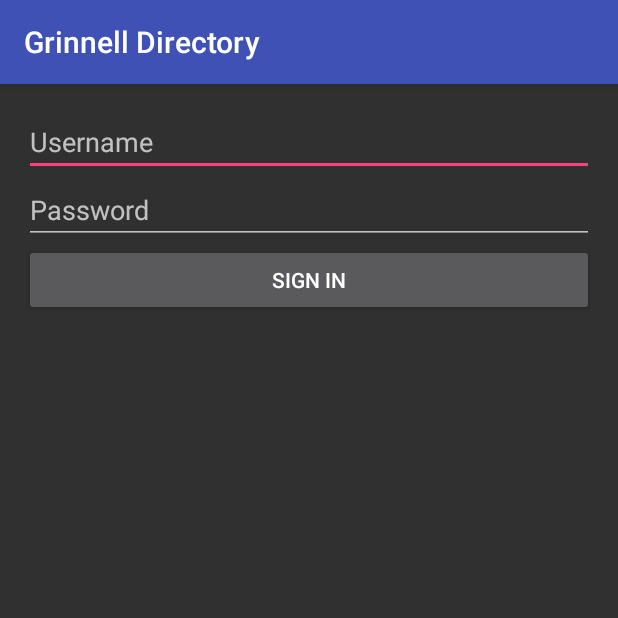
After one commit to GrinnellAppDev/DB-Android, an Android app: the LoginActivity screen opened directly, with no data from a screen before it, on a phone screen of 412 x 824 dp, the top half of it. The commit adds this screen. Run offline under Robolectric (Android 15) with nearby library versions, the phone set to English and light mode, and no system bars.

Commit message:
create login activity

```diff
--- a/app/src/main/AndroidManifest.xml
+++ b/app/src/main/AndroidManifest.xml
@@ -15,6 +15,7 @@
                 <category android:name="android.intent.category.LAUNCHER" />
             </intent-filter>
         </activity>
+        <activity android:name=".LoginActivity"></activity>
     </application>
 
 </manifest>
--- /dev/null
+++ b/app/src/main/java/edu/grinnell/appdev/grinnelldirectory/LoginActivity.java
@@ -0,0 +1,13 @@
+package edu.grinnell.appdev.grinnelldirectory;
+
+import android.support.v7.app.AppCompatActivity;
+import android.os.Bundle;
+
+public class LoginActivity extends AppCompatActivity {
+
+    @Override
+    protected void onCreate(Bundle savedInstanceState) {
+        super.onCreate(savedInstanceState);
+        setContentView(R.layout.activity_login);
+    }
+}
--- /dev/null
+++ b/app/src/main/res/layout/activity_login.xml
@@ -0,0 +1,34 @@
+<?xml version="1.0" encoding="utf-8"?>
+    <RelativeLayout xmlns:android="http://schemas.android.com/apk/res/android"
+    xmlns:tools="http://schemas.android.com/tools"
+    android:id="@+id/activity_login"
+    android:layout_width="match_parent"
+    android:layout_height="match_parent"
+    android:paddingBottom="@dimen/activity_vertical_margin"
+    android:paddingLeft="@dimen/activity_horizontal_margin"
+    android:paddingRight="@dimen/activity_horizontal_margin"
+    android:paddingTop="@dimen/activity_vertical_margin"
+    tools:context="edu.grinnell.appdev.grinnelldirectory.LoginActivity">
+
+    <EditText
+        android:id="@+id/username"
+        android:hint="@string/prompt_username"
+        android:layout_width="match_parent"
+        android:layout_height="wrap_content" />
+
+    <EditText
+        android:id="@+id/password"
+        android:hint="@string/prompt_password_required"
+        android:inputType="textPassword"
+        android:layout_width="match_parent"
+        android:layout_height="wrap_content"
+        android:layout_below="@id/username" />
+
+    <Button
+        android:id="@+id/login"
+        android:text="@string/action_sign_in_short"
+        android:layout_width="match_parent"
+        android:layout_height="wrap_content"
+        android:layout_below="@id/password" />
+
+</RelativeLayout>
```
Also changed, not shown: app/src/main/res/values/strings.xml (+16 -0 lines).
